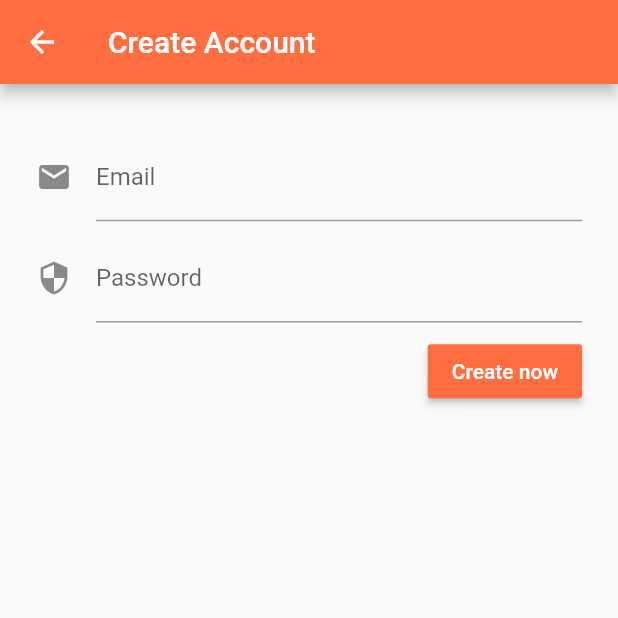
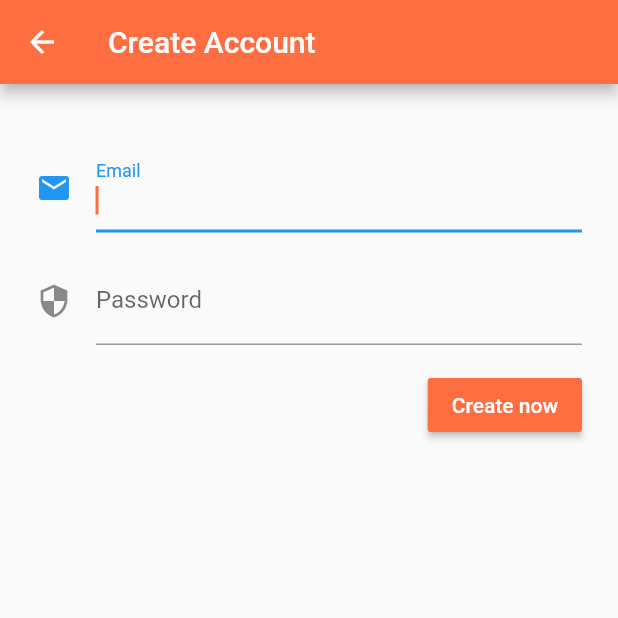
Before and after one commit to indrian16/Flutter-Firebase-Login, a Flutter app: the screen it shows after launch, scrolled down 106 dp, after a tap on "Create an account", on a phone screen of 412 x 824 dp, the top half of it. Run offline on Flutter 3.47's test engine with Material 2 defaults, Android fonts, the phone set to English and light mode, and no system bars; our stand-ins replace bloc, equatable, firebase_auth, flutter_bloc, google_sign_in, rxdart; accounts and stored records are empty.

Commit message:
adding register

```diff
--- a/lib/login/login_page.dart
+++ b/lib/login/login_page.dart
@@ -117,6 +117,11 @@ class _LoginPageState extends State<LoginPage> {
         ));
     }
 
+    if (state.isSubmitting) {
+
+      FocusScope.of(context).requestFocus(new FocusNode());
+    }
+
     if (state.isSuccess) {
 
       BlocProvider.of<AuthenticationBloc>(context).dispatch(LoggedIn());
@@ -162,7 +167,9 @@ class _LoginPageState extends State<LoginPage> {
                   child: FlatButton(
                     onPressed: () {
                       Navigator.of(context).push(MaterialPageRoute(
-                          builder: (context) => RegisterPage()));
+                          builder: (context) => RegisterPage(
+                            userRepository: _userRepository,
+                          )));
                     },
                     child: Text(
                       'Create an account',
--- /dev/null
+++ b/lib/register/bloc/bloc.dart
@@ -0,0 +1,3 @@
+export 'register_bloc.dart';
+export 'register_event.dart';
+export 'register_state.dart';
--- /dev/null
+++ b/lib/register/bloc/register_bloc.dart
@@ -0,0 +1,82 @@
+import 'package:meta/meta.dart';
+import 'dart:async';
+import 'package:bloc/bloc.dart';
+import 'package:rxdart/rxdart.dart';
+import './bloc.dart';
+
+import 'package:login_firebase/utils/validators.dart';
+
+import 'package:login_firebase/user_repository.dart';
+
+class RegisterBloc extends Bloc<RegisterEvent, RegisterState> {
+
+  final UserRepository _userRepository;
+
+  RegisterBloc({@required UserRepository userRepository})
+      : assert(userRepository != null),
+        _userRepository = userRepository;
+  @override
+  RegisterState get initialState => RegisterState.empty();
+
+  @override
+  Stream<RegisterState> transform(
+    Stream<RegisterEvent> events,
+    Stream<RegisterState> Function(RegisterEvent event) next) {
+
+      final observableStream = events as Observable<RegisterEvent>;
+      final nonDebounce = observableStream.where((event) {
+
+        return (event is! EmailChanged && event is! PasswordChanged);
+      });
+      final debounceStream = observableStream.where((event) {
+
+        return (event is EmailChanged || event is PasswordChanged);
+      }).debounce(Duration(milliseconds: 300));
+      return super.transform(nonDebounce.mergeWith([debounceStream]), next);
+  }
+
+  @override
+  Stream<RegisterState> mapEventToState(
+    RegisterEvent event,
+  ) async* {
+
+    if (event is EmailChanged) {
+
+      yield currentState.update(
+        isEmailValid: Validators.isEmailValid(event.email)
+      );
+    }
+
+    if (event is PasswordChanged) {
+
+      yield currentState.update(
+        isPasswordValid: Validators.isPasswordValid(event.password)
+      );
+    }
+
+    if (event is Submitted) {
+
+      yield* _mapSubmittedToState(event.email, event.password);
+    }
+  }
+
+  Stream<RegisterState> _mapSubmittedToState(
+    String email,
+    String password
+  ) async* {
+
+    yield RegisterState.empty();
+
+    try {
+
+      await _userRepository.signUp(
+        email: email,
+        password: password
+      );
+      yield RegisterState.success();
+    } catch (_) {
+
+      yield RegisterState.failure();
+    }
+  }
+}
--- /dev/null
+++ b/lib/register/bloc/register_event.dart
@@ -0,0 +1,42 @@
+import 'package:meta/meta.dart';
+import 'package:equatable/equatable.dart';
+
+@immutable
+abstract class RegisterEvent extends Equatable {
+
+  RegisterEvent([List props = const []]) : super(props);
+}
+
+class EmailChanged extends RegisterEvent {
+
+  final String email;
+
+  EmailChanged({@required this.email}) : super([email]);
+
+  @override
+  String toString() => 'EmailChanged { email: $email }';
+}
+
+class PasswordChanged extends RegisterEvent {
+
+  final String password;
+
+  PasswordChanged({@required this.password}) : super([password]);
+
+  @override
+  String toString() => 'PasswordChanged { password: $password }';
+}
+
+class Submitted extends RegisterEvent {
+
+  final String email;
+  final String password;
+
+  Submitted({
+    @required this.email,
+    @required this.password
+  }) : super([email, password]);
+
+  @override
+  String toString() => 'Submitted { email: $email, password: $password }';
+}
--- /dev/null
+++ b/lib/register/bloc/register_state.dart
@@ -0,0 +1,99 @@
+import 'package:meta/meta.dart';
+
+@immutable
+class RegisterState {
+
+  final bool isEmailValid;
+  final bool isPasswordValid;
+  final bool isLoading;
+  final bool isSubmitting;
+  final bool isSuccess;
+  final bool isFailure;
+
+  bool get isFormValid => isEmailValid && isPasswordValid;
+
+  RegisterState({
+    @required this.isEmailValid,
+    @required this.isPasswordValid,
+    @required this.isLoading,
+    @required this.isSubmitting,
+    @required this.isSuccess,
+    @required this.isFailure});
+
+  factory RegisterState.empty() => RegisterState(
+    isEmailValid: true,
+    isPasswordValid: true,
+    isLoading: false,
+    isSubmitting: false,
+    isSuccess: false,
+    isFailure: false
+  );
+
+  factory RegisterState.loading() => RegisterState(
+    isEmailValid: true,
+    isPasswordValid: true,
+    isLoading: true,
+    isSubmitting: false,
+    isSuccess: false,
+    isFailure: false
+  );
+
+  factory RegisterState.success() => RegisterState(
+    isEmailValid: true,
+    isPasswordValid: true,
+    isLoading: false,
+    isSubmitting: false,
+    isSuccess: true,
+    isFailure: false
+  );
+
+  factory RegisterState.failure() => RegisterState(
+    isEmailValid: true,
+    isPasswordValid: true,
+    isLoading: false,
+    isSubmitting: false,
+    isSuccess: false,
+    isFailure: true
+  );
+
+  RegisterState update({
+    bool isEmailValid,
+    bool isPasswordValid
+  }) => copyWith(
+    isEmailValid: isEmailValid,
+    isPasswordValid: isPasswordValid,
+    isLoading: false,
+    isSubmitting: false,
+    isSuccess: false,
+    isFailure: false
+  );
+
+  RegisterState copyWith({
+    bool isEmailValid,
+    bool isPasswordValid,
+    bool isLoading,
+    bool isSubmitting,
+    bool isSuccess,
+    bool isFailure
+  }) {
+
+    return RegisterState(
+      isEmailValid: isEmailValid ?? this.isEmailValid,
+      isPasswordValid: isPasswordValid ?? this.isPasswordValid,
+      isLoading: isLoading ?? this.isLoading,
+      isSubmitting: isSubmitting ?? this.isSubmitting,
+      isSuccess: isSuccess ?? this.isSuccess,
+      isFailure: isFailure ?? this.isFailure
+    );
+  }
+
+  @override
+  String toString() => '''RegisterState {
+    isEmailValid: $isEmailValid,
+    ispasswordValid: $isPasswordValid,
+    isLoading: $isLoading,
+    isSubmitting: $isSubmitting,
+    isSuccess: $isSuccess,
+    isFailure: $isFailure
+  }''';
+}
--- a/lib/register/register.dart
+++ b/lib/register/register.dart
@@ -1 +1,2 @@
 export './register_page.dart';
+export './bloc/bloc.dart';
--- a/lib/register/register_page.dart
+++ b/lib/register/register_page.dart
@@ -1,40 +1,172 @@
 import 'package:flutter/material.dart';
+import 'package:flutter_bloc/flutter_bloc.dart';
+
+import 'register.dart';
+
+import 'package:login_firebase/authentication/bloc.dart';
+import 'package:login_firebase/user_repository.dart';
 
 class RegisterPage extends StatefulWidget {
+  final UserRepository _userRepository;
+
+  RegisterPage({Key key, @required UserRepository userRepository})
+      : assert(userRepository != null),
+        _userRepository = userRepository,
+        super(key: key);
+
   @override
   _RegisterPageState createState() => _RegisterPageState();
 }
 
 class _RegisterPageState extends State<RegisterPage> {
+  final GlobalKey<ScaffoldState> _scaffoldKey = GlobalKey<ScaffoldState>();
+
+  UserRepository get _userRepository => widget._userRepository;
+  RegisterBloc _registerBloc;
+
+  final _emailController = TextEditingController();
+  final _passwordController = TextEditingController();
+
+  bool isPopulated() {
+
+    return _emailController.text.isNotEmpty && _passwordController.text.isNotEmpty;
+  }
+
+  bool isEnabledCreateButton(RegisterState state) {
+
+    return state.isFormValid && isPopulated() && !state.isSubmitting;
+  }
+
+  @override
+  void initState() {
+    super.initState();
+    _registerBloc = RegisterBloc(userRepository: _userRepository);
+    _emailController.addListener(onEmailChanged);
+    _passwordController.addListener(onPasswordChanged);
+  }
+
   @override
   Widget build(BuildContext context) {
     return Scaffold(
+        key: _scaffoldKey,
         appBar: AppBar(
           title: Text('Create Account'),
         ),
-        body: Padding(
+        body: BlocListener(
+          bloc: _registerBloc,
+          listener: (_, RegisterState state) => _blocListener(state),
+          child: BlocBuilder(
+            bloc: _registerBloc,
+            builder: (_, RegisterState state) => _blocBuilder(state),
+          ),
+        ));
+  }
+
+  _blocListener(RegisterState state) {
+    if (state.isLoading) {
+      _scaffoldKey.currentState
+        ..hideCurrentSnackBar()
+        ..showSnackBar(SnackBar(
+          duration: Duration(minutes: 5),
+          backgroundColor: Colors.black,
+          content: Row(
+            mainAxisAlignment: MainAxisAlignment.spaceBetween,
+            children: <Widget>[
+              Text(
+                'Just a moment',
+                style: TextStyle(
+                    fontFamily: 'Arimo', fontSize: 16.0, color: Colors.white),
+              ),
+              SizedBox(
+                width: 30.0,
+                height: 30.0,
+                child: CircularProgressIndicator(
+                    strokeWidth: 2.0,
+                    valueColor: AlwaysStoppedAnimation(Colors.white)),
+              )
+            ],
+          ),
+        ));
+    }
+
+    if (state.isFailure) {
+      _scaffoldKey.currentState
+        ..hideCurrentSnackBar()
+        ..showSnackBar(SnackBar(
+          backgroundColor: Colors.black,
+          content: Row(
+            mainAxisAlignment: MainAxisAlignment.spaceBetween,
+            children: <Widget>[
+              Text(
+                'Login Failure',
+                style: TextStyle(
+                    fontFamily: 'Arimo',
+                    fontSize: 16.0,
+                    color: Colors.redAccent),
+              ),
+              SizedBox(
+                width: 30.0,
+                height: 30.0,
+                child: Icon(Icons.error, color: Colors.redAccent),
+              )
+            ],
+          ),
+        ));
+    }
+
+    if (state.isSubmitting) {
+
+      FocusScope.of(context).requestFocus(new FocusNode());
+    }
+
+    if (state.isSuccess) {
+      BlocProvider.of<AuthenticationBloc>(context).dispatch(LoggedIn());
+      Navigator.of(context).pop();
+    }
+  }
+
+  _blocBuilder(RegisterState state) {
+    return Padding(
       padding: const EdgeInsets.all(24.0),
       child: Container(
-            height: 200.0,
+        height: 230.0,
         child: Form(
           autovalidate: true,
           child: Column(
             crossAxisAlignment: CrossAxisAlignment.end,
             mainAxisAlignment: MainAxisAlignment.spaceEvenly,
             children: <Widget>[
-                  TextField(
+              TextFormField(
+                controller: _emailController,
                 decoration: InputDecoration(
                     labelText: 'Email', icon: Icon(Icons.email)),
                 cursorColor: Theme.of(context).primaryColor,
+                autocorrect: true,
+                autofocus: true,
+                validator: (_) {
+
+                  return !state.isEmailValid
+                            ? 'Invalid Email'
+                            : null;
+                },
               ),
-                  TextField(
+              TextFormField(
+                controller: _passwordController,
                 decoration: InputDecoration(
                     labelText: 'Password', icon: Icon(Icons.security)),
                 obscureText: true,
                 cursorColor: Theme.of(context).primaryColor,
+                autocorrect: true,
+                autofocus: true,
+                validator: (_) {
+
+                  return !state.isPasswordValid
+                            ? 'Invalid Password'
+                            : null;
+                },
               ),
               MaterialButton(
-                    onPressed: () {},
+                onPressed: _onSubmitted,
                 color: Colors.deepOrangeAccent,
                 child: Text(
                   'Create now',
@@ -45,7 +177,25 @@ class _RegisterPageState extends State<RegisterPage> {
           ),
         ),
       ),
-        )
     );
   }
+
+  void onEmailChanged() {
+    _registerBloc.dispatch(EmailChanged(email: _emailController.text));
   }
+
+  void onPasswordChanged() {
+    _registerBloc.dispatch(PasswordChanged(password: _passwordController.text));
+  }
+
+  void _onSubmitted() => _registerBloc.dispatch(Submitted(
+      email: _emailController.text, password: _passwordController.text));
+
+  @override
+  void dispose() {
+    _emailController.dispose();
+    _passwordController.dispose();
+    _registerBloc.dispose();
+    super.dispose();
+  }
+}
```
Lines whose indentation alone changed are shown as unchanged.
